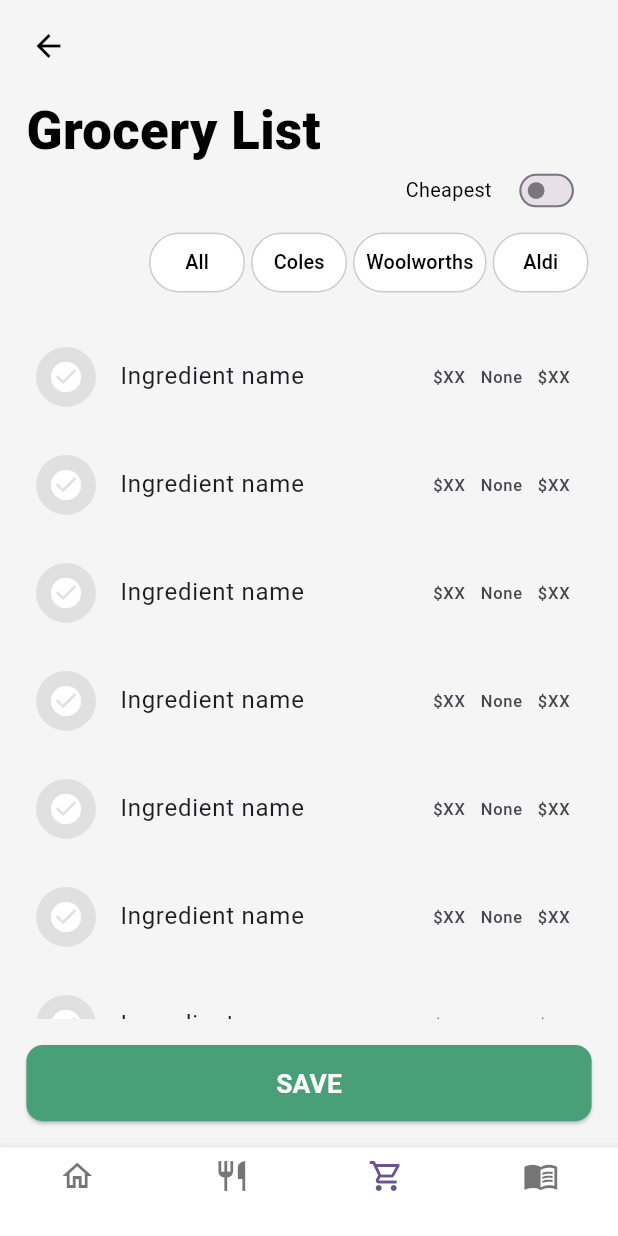
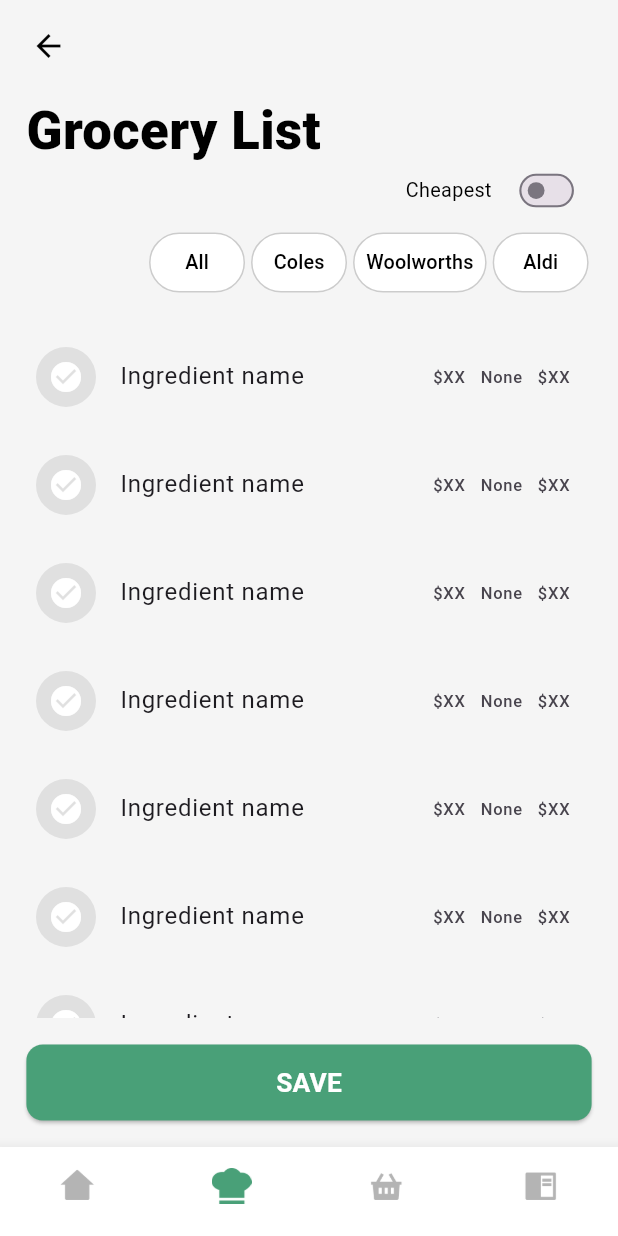
Before and after one commit to aadityayadav17/binarybandits, a Flutter app: the GroceryListScreen screen opened directly, on a phone screen of 412 x 824 dp. Run offline on Flutter 3.47's test engine with Material 3 defaults, Android fonts, the phone set to English and light mode, and no system bars; our stand-ins replace country_code_picker, dropdown_button2, firebase_auth, firebase_core, firebase_database, google_fonts and 1 more; accounts and stored records are empty.

Commit message:
Grocery List (4/n) - Bottom Navigation Bar

```diff
--- a/lib/screens/grocery_list_screen/grocery_list_screen.dart
+++ b/lib/screens/grocery_list_screen/grocery_list_screen.dart
@@ -227,7 +227,7 @@ class _GroceryListScreenState extends State<GroceryListScreen> {
     return BottomNavigationBar(
       backgroundColor: Colors.white,
       type: BottomNavigationBarType.fixed,
-      currentIndex: 2,
+      currentIndex: 0,
       onTap: (index) {
         switch (index) {
           case 0:
@@ -239,9 +239,10 @@ class _GroceryListScreenState extends State<GroceryListScreen> {
             );
             break;
           case 1:
-            // Add action for second tab
+            // Action for Discover Recipe button
             break;
           case 2:
+            // Action for Grocery List button
             break;
           case 3:
             Navigator.push(
@@ -255,24 +256,44 @@ class _GroceryListScreenState extends State<GroceryListScreen> {
             break;
         }
       },
-      items: [
+      items: <BottomNavigationBarItem>[
         BottomNavigationBarItem(
-          icon: Icon(Icons.home_outlined),
+          icon: Image.asset(
+            'assets/icons/bottom_navigation/home-off.png',
+            width: proportionalWidth(context, 24),
+            height: proportionalHeight(context, 24),
+          ),
           label: '',
         ),
         BottomNavigationBarItem(
-          icon: Icon(Icons.restaurant_outlined),
+          icon: Image.asset(
+            'assets/icons/bottom_navigation/discover-recipe-on.png',
+            width: proportionalWidth(context, 24),
+            height: proportionalHeight(context, 24),
+          ),
           label: '',
         ),
         BottomNavigationBarItem(
-          icon: Icon(Icons.shopping_cart_outlined),
+          icon: Image.asset(
+            'assets/icons/bottom_navigation/grocery-list-off.png',
+            width: proportionalWidth(context, 24),
+            height: proportionalHeight(context, 24),
+          ),
           label: '',
         ),
         BottomNavigationBarItem(
-          icon: Icon(Icons.menu_book_outlined),
+          icon: Image.asset(
+            'assets/icons/bottom_navigation/weekly-menu-off.png',
+            width: proportionalWidth(context, 24),
+            height: proportionalHeight(context, 24),
+          ),
           label: '',
         ),
       ],
+      selectedItemColor: const Color.fromRGBO(73, 160, 120, 1),
+      unselectedItemColor: Colors.grey,
+      showSelectedLabels: false,
+      showUnselectedLabels: false,
     );
   }
 }
```
